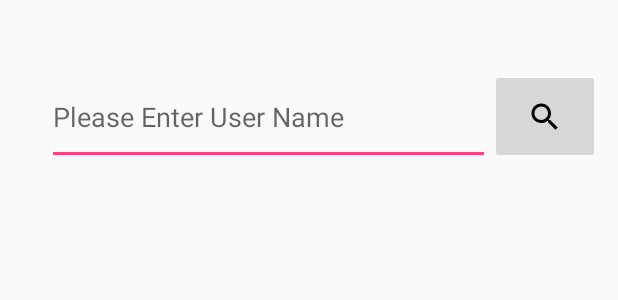
After one commit to zhouyepang/InstagramApp, an Android app: the layout activity_search_user.xml on its own in the app's theme, with its tools: preview values and no code run, on a phone screen of 412 x 824 dp. The commit adds this screen. Shown: the top 300 px of the screen. Run offline under Robolectric (Android 15) with nearby library versions, the phone set to English and light mode, and no system bars.

Commit message:
Suggested User/Display and Search display

```diff
--- /dev/null
+++ b/app/src/main/java/com/example/zhouyepang/instagramapp/CalSugguestedUser.java
@@ -0,0 +1,4 @@
+package com.example.zhouyepang.instagramapp;
+
+public class CalSugguestedUser {
+}
--- /dev/null
+++ b/app/src/main/res/layout/activity_search_user.xml
@@ -0,0 +1,41 @@
+<?xml version="1.0" encoding="utf-8"?>
+<RelativeLayout xmlns:android="http://schemas.android.com/apk/res/android"
+    xmlns:app="http://schemas.android.com/apk/res-auto"
+    xmlns:tools="http://schemas.android.com/tools"
+    android:layout_width="match_parent"
+    android:layout_height="match_parent"
+    tools:context=".SearchUser">
+
+
+    <EditText
+        android:id="@+id/searchIput"
+        android:layout_width="295dp"
+        android:layout_height="64dp"
+        android:layout_alignParentStart="true"
+        android:layout_alignParentTop="true"
+        android:layout_marginStart="31dp"
+        android:layout_marginTop="46dp"
+        android:ems="10"
+        android:inputType="textPersonName"
+        android:hint="Please Enter User Name" />
+
+    <ImageButton
+        android:id="@+id/search_button"
+        android:layout_width="73dp"
+        android:layout_height="63dp"
+        android:onClick="findUser"
+        android:layout_alignTop="@+id/searchIput"
+        android:layout_toEndOf="@+id/searchIput"
+        app:srcCompat="@drawable/ic_search_black_24dp" />
+
+    <android.support.v7.widget.RecyclerView
+        android:id="@+id/searchResultView"
+        android:layout_width="match_parent"
+        android:layout_height="432dp"
+        android:layout_below="@+id/searchIput"
+        android:layout_alignParentBottom="true"
+        android:layout_alignParentStart="true"
+        android:layout_marginStart="0dp"
+        android:clipChildren="true" />
+
+</RelativeLayout>
```
Also changed, not shown: app/src/main/AndroidManifest.xml (+5 -5 lines), app/src/main/java/com/example/zhouyepang/instagramapp/Discover.java (+17 -15 lines), app/src/main/java/com/example/zhouyepang/instagramapp/SearchUser.java (+75 -2 lines), app/src/main/res/layout/activity_discover.xml (+27 -10 lines).
